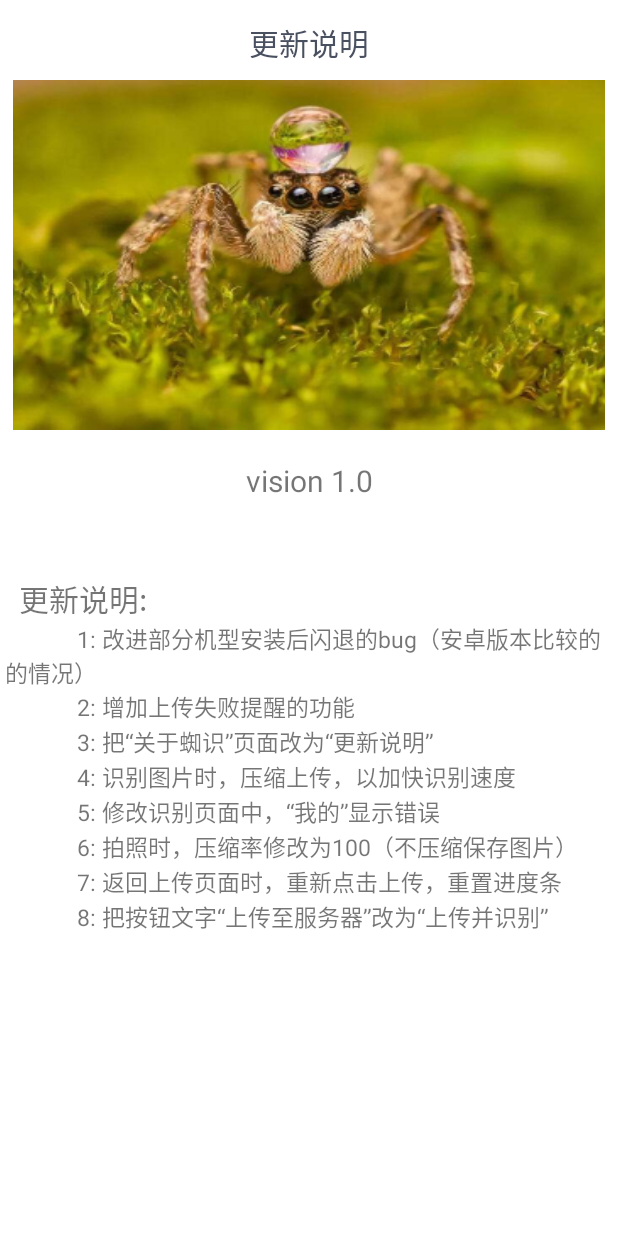
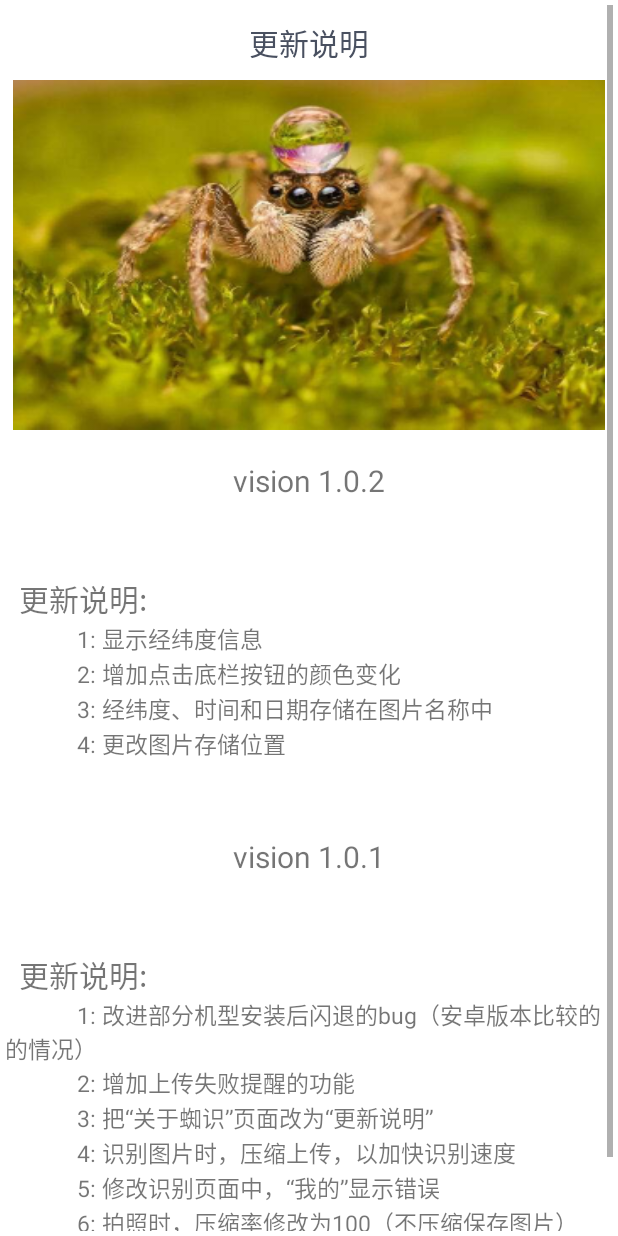
Before and after one commit to woscxy/mymy112, an Android app: the versionActivity screen opened directly, with no data from a screen before it, on a phone screen of 412 x 824 dp. Run offline under Robolectric (Android 15) with nearby library versions, the phone set to English and light mode, and no system bars.

```diff
--- a/app/src/main/res/layout/activity_version.xml
+++ b/app/src/main/res/layout/activity_version.xml
@@ -8,7 +8,17 @@
     android:orientation="vertical"
     android:background="#ffffff"
     android:padding="5px">
-
+    <ScrollView xmlns:android="http://schemas.android.com/apk/res/android"
+        android:layout_width="wrap_content"
+        android:layout_height="wrap_content"
+        android:scrollbars="vertical"
+        android:fadingEdge="vertical"
+        >
+        <LinearLayout
+            android:layout_width="wrap_content"
+            android:layout_height="wrap_content"
+            android:orientation="vertical"
+            >
     <TextView
         android:id="@+id/text_my"
         android:layout_width="match_parent"
@@ -36,11 +46,61 @@
         android:textSize="20sp">
 
     </TextView>
+            <TextView
+                android:layout_width="match_parent"
+                android:layout_height="wrap_content"
+                android:text="vision 1.0.2"
+                android:gravity="center"
+                android:textSize="20sp"
+                />
+            <TextView
+                android:layout_width="match_parent"
+                android:layout_height="50dp"
 
+                android:gravity="center"
+                android:textSize="20sp"
+                />
+            <TextView
+                android:layout_width="match_parent"
+                android:layout_height="wrap_content"
+                android:text="  更新说明:"
+                android:textSize="20sp"
+                />
+            <TextView
+                android:layout_width="match_parent"
+                android:layout_height="wrap_content"
+                android:text="            1: 显示经纬度信息"
+                android:textSize="15sp"
+                />
+            <TextView
+                android:layout_width="match_parent"
+                android:layout_height="wrap_content"
+                android:text="            2: 增加点击底栏按钮的颜色变化"
+                android:textSize="15sp"
+                />
+            <TextView
+                android:layout_width="match_parent"
+                android:layout_height="wrap_content"
+                android:text="            3: 经纬度、时间和日期存储在图片名称中"
+                android:textSize="15sp"
+                />
+            <TextView
+                android:layout_width="match_parent"
+                android:layout_height="wrap_content"
+                android:text="            4: 更改图片存储位置"
+                android:textSize="15sp"
+                />
+
+            <TextView
+                android:layout_width="match_parent"
+                android:layout_height="50dp"
+                android:gravity="center"
+                android:textSize="20sp"
+                />
 <TextView
     android:layout_width="match_parent"
     android:layout_height="wrap_content"
-    android:text="vision 1.0"
+    android:text="vision 1.0.1"
     android:gravity="center"
     android:textSize="20sp"
     />
@@ -107,4 +167,7 @@
         />
 
 
+        </LinearLayout>
+    </ScrollView>
+
 </LinearLayout>
```
Also changed, not shown: app/src/main/java/edu/dali/image_album_show.java (+26 -3 lines), app/src/main/res/layout/activity_image_album_show.xml (+9 -1 lines).
